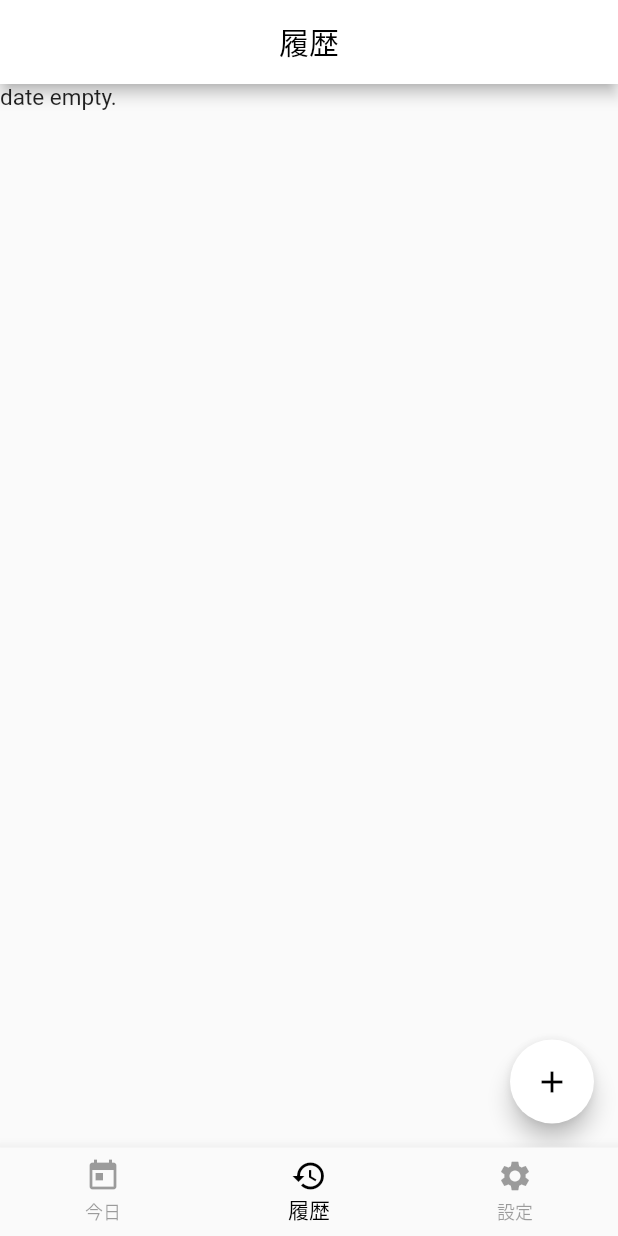
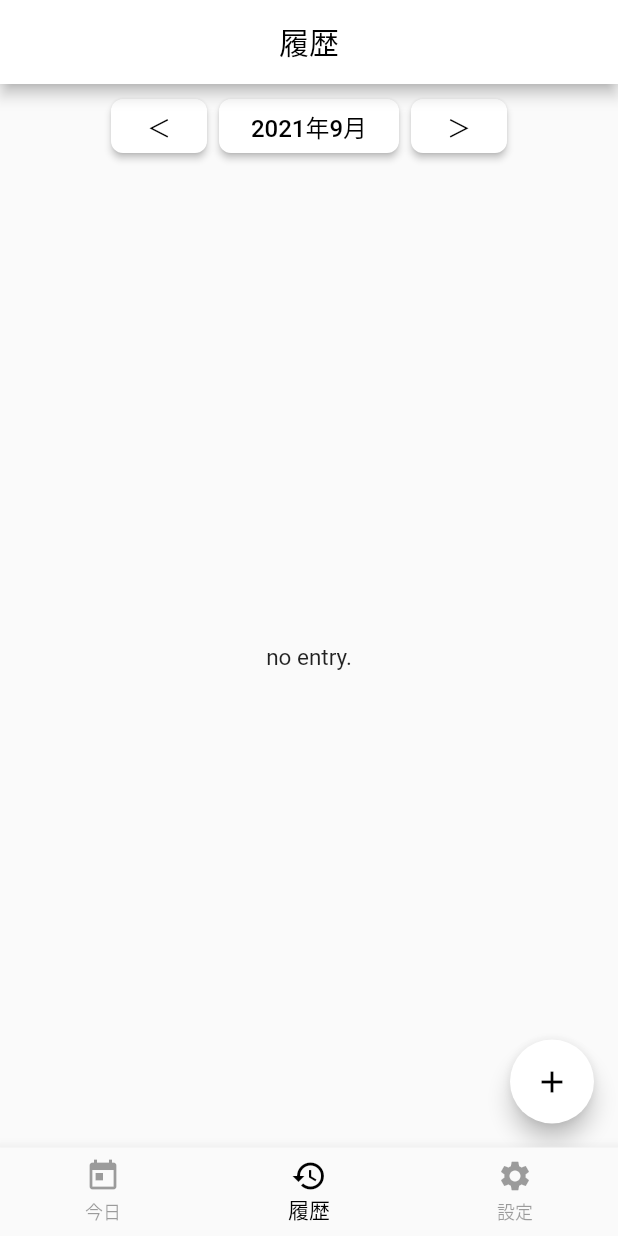
Before and after one commit to nfrutta/flutter-samples, a Flutter app: the screen it shows after launch, item 2 of the bottom bar chosen, on a phone screen of 412 x 824 dp. Run offline on Flutter 3.47's test engine with Material 2 defaults, Android fonts, the phone set to English and light mode, and no system bars; our stand-ins replace cloud_firestore, firebase_core, flutter_slidable, month_picker_dialog, sqflite; accounts and stored records are empty.

Commit message:
データなしの時の考慮

```diff
--- a/project/simple_timecard/lib/presentation/history/history_page.dart
+++ b/project/simple_timecard/lib/presentation/history/history_page.dart
@@ -16,20 +16,17 @@ class HistoryPage extends StatelessWidget {
       child: Scaffold(
         body: Consumer<HistoryModel>(builder: (context, model, child) {
           final List<TimeCard>? timecards = model.timecards;
-
-          if (timecards == null) {
-            //return CircularProgressIndicator();
-            return Text('date empty.');
-          }
-
-          final List<Widget> widgets = timecards
+          final List<Widget>? widgets = timecards == null
+              ? null
+              : timecards
                   .map(
                     (timecard) => Card(
                       child: ListTile(
                         title: Row(
                           children: [
                             Text(
-                          DateFormat.yMMMEd('ja').format(timecard.targetDate),
+                              DateFormat.yMMMEd('ja')
+                                  .format(timecard.targetDate),
                               style: TextStyle(
                                 fontSize: 18,
                               ),
@@ -54,7 +51,8 @@ class HistoryPage extends StatelessWidget {
                           final NavigateState? state = await Navigator.push(
                             context,
                             MaterialPageRoute(
-                          builder: (context) => EditPage(timecard: timecard),
+                              builder: (context) =>
+                                  EditPage(timecard: timecard),
                             ),
                           );
                           if (state != null && state == NavigateState.Edit) {
@@ -62,14 +60,16 @@ class HistoryPage extends StatelessWidget {
                               backgroundColor: Colors.green,
                               content: Text('更新しました'),
                             );
-                        ScaffoldMessenger.of(context).showSnackBar(snackBar);
+                            ScaffoldMessenger.of(context)
+                                .showSnackBar(snackBar);
                           } else if (state != null &&
                               state == NavigateState.Delete) {
                             final snackBar = SnackBar(
                               backgroundColor: Colors.red,
                               content: Text('削除しました'),
                             );
-                        ScaffoldMessenger.of(context).showSnackBar(snackBar);
+                            ScaffoldMessenger.of(context)
+                                .showSnackBar(snackBar);
                           }
                           model.fetchTimeCards();
                         },
@@ -142,7 +142,9 @@ class HistoryPage extends StatelessWidget {
                   ),
                 ),
                 Expanded(
-                  child: ListView(
+                  child: widgets == null
+                      ? Center(child: Text('no entry.'))
+                      : ListView(
                           children: widgets,
                         ),
                 ),
@@ -155,6 +157,27 @@ class HistoryPage extends StatelessWidget {
           return FloatingActionButton(
             backgroundColor: Colors.white,
             onPressed: () async {
+              // showModalBottomSheet(
+              //     //モーダルの背景の色、透過
+              //     backgroundColor: Colors.transparent,
+              //     //ドラッグ可能にする（高さもハーフサイズからフルサイズになる様子）
+              //     isScrollControlled: true,
+              //     context: context,
+              //     builder: (BuildContext context) {
+              //       return Container(
+              //           margin: EdgeInsets.only(top: 64),
+              //           decoration: BoxDecoration(
+              //             //モーダル自体の色
+              //             color: Colors.white,
+              //             //角丸にする
+              //             borderRadius: BorderRadius.only(
+              //               topLeft: Radius.circular(20),
+              //               topRight: Radius.circular(20),
+              //             ),
+              //           ),
+              //           child: EditPage());
+              //     });
+
               // 画面遷移
               final NavigateState? state = await Navigator.push(
                 context,
```
Lines whose indentation alone changed are shown as unchanged.
